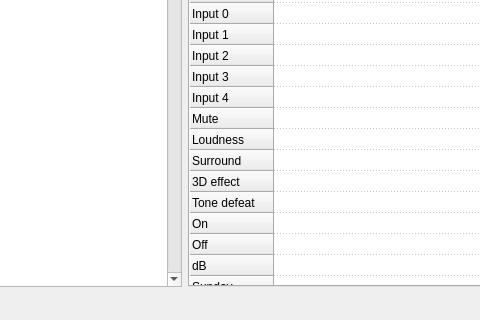
Above: editor/mainwindow.ui from WiseLord/ampcontrol before the change; both pictures show x 249 to 729 and y 260 to 580 of the 860 by 580 pixel window. Below: the same form after it.
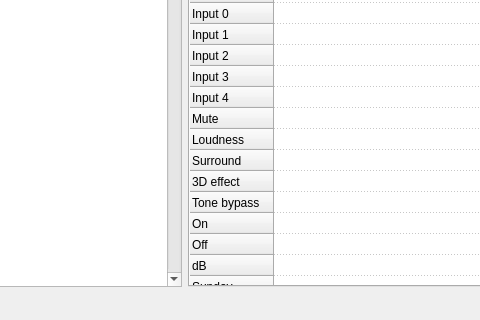
That is the form after the change. Icons and pictures are not drawn.

Commit message: Rename "tone defeat" into "tone bypass"

The edit to the form file:
```diff
--- a/editor/mainwindow.ui
+++ b/editor/mainwindow.ui
@@ -269,7 +269,7 @@
           </row>
           <row>
            <property name="text">
-            <string>Tone defeat</string>
+            <string>Tone bypass</string>
            </property>
           </row>
           <row>
```
Left out of the diff: 16 changed lines with no effect on the pictures. The commit also changes 12 other files.
